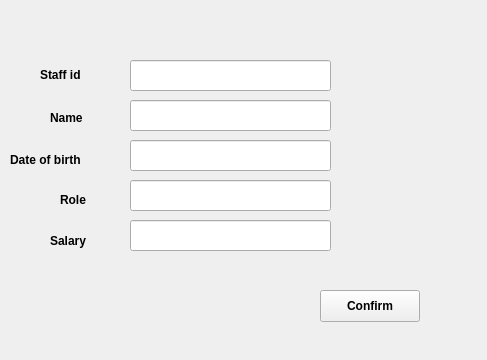
First picture: the form in addstaff.ui, repository TNT57/FootballClubManagementSystem, before the edit.
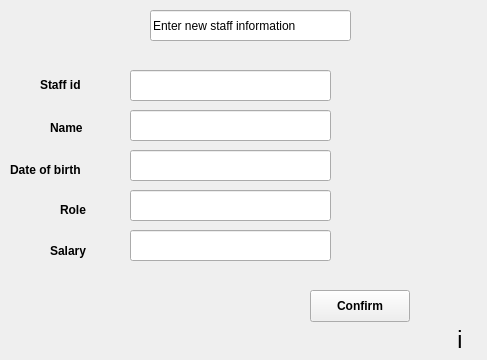
Second picture: the form after the edit.

Patch:
```diff
--- a/addstaff.ui
+++ b/addstaff.ui
@@ -17,17 +17,17 @@
    <property name="geometry">
     <rect>
      <x>130</x>
-     <y>100</y>
-     <width>201</width>
-     <height>31</height>
-    </rect>
-   </property>
-  </widget>
-  <widget class="QLabel" name="label">
-   <property name="geometry">
-    <rect>
-     <x>50</x>
      <y>110</y>
+     <width>201</width>
+     <height>31</height>
+    </rect>
+   </property>
+  </widget>
+  <widget class="QLabel" name="label">
+   <property name="geometry">
+    <rect>
+     <x>50</x>
+     <y>120</y>
      <width>58</width>
      <height>16</height>
     </rect>
@@ -45,7 +45,7 @@
    <property name="geometry">
     <rect>
      <x>130</x>
-     <y>60</y>
+     <y>70</y>
      <width>201</width>
      <height>31</height>
     </rect>
@@ -55,7 +55,7 @@
    <property name="geometry">
     <rect>
      <x>40</x>
-     <y>59</y>
+     <y>69</y>
      <width>71</width>
      <height>31</height>
     </rect>
@@ -73,7 +73,7 @@
    <property name="geometry">
     <rect>
      <x>130</x>
-     <y>140</y>
+     <y>150</y>
      <width>201</width>
      <height>31</height>
     </rect>
@@ -83,7 +83,7 @@
    <property name="geometry">
     <rect>
      <x>130</x>
-     <y>180</y>
+     <y>190</y>
      <width>201</width>
      <height>31</height>
     </rect>
@@ -93,7 +93,7 @@
    <property name="geometry">
     <rect>
      <x>130</x>
-     <y>220</y>
+     <y>230</y>
      <width>201</width>
      <height>31</height>
     </rect>
@@ -103,7 +103,7 @@
    <property name="geometry">
     <rect>
      <x>10</x>
-     <y>150</y>
+     <y>160</y>
      <width>101</width>
      <height>20</height>
     </rect>
@@ -121,7 +121,7 @@
    <property name="geometry">
     <rect>
      <x>60</x>
-     <y>190</y>
+     <y>200</y>
      <width>51</width>
      <height>20</height>
     </rect>
@@ -139,7 +139,7 @@
    <property name="geometry">
     <rect>
      <x>50</x>
-     <y>230</y>
+     <y>240</y>
      <width>51</width>
      <height>21</height>
     </rect>
@@ -156,7 +156,7 @@
   <widget class="QPushButton" name="confirmButton">
    <property name="geometry">
     <rect>
-     <x>320</x>
+     <x>310</x>
      <y>290</y>
      <width>100</width>
      <height>32</height>
@@ -171,6 +171,43 @@
     <string>Confirm</string>
    </property>
   </widget>
+  <widget class="QLabel" name="infoLabel">
+   <property name="geometry">
+    <rect>
+     <x>450</x>
+     <y>330</y>
+     <width>20</width>
+     <height>20</height>
+    </rect>
+   </property>
+   <property name="font">
+    <font>
+     <pointsize>17</pointsize>
+    </font>
+   </property>
+   <property name="text">
+    <string>i</string>
+   </property>
+   <property name="alignment">
+    <set>Qt::AlignCenter</set>
+   </property>
+  </widget>
+  <widget class="QLineEdit" name="titleLineEdit">
+   <property name="geometry">
+    <rect>
+     <x>150</x>
+     <y>10</y>
+     <width>201</width>
+     <height>31</height>
+    </rect>
+   </property>
+   <property name="text">
+    <string>Enter new staff information</string>
+   </property>
+   <property name="readOnly">
+    <bool>true</bool>
+   </property>
+  </widget>
  </widget>
  <resources/>
  <connections/>
```
